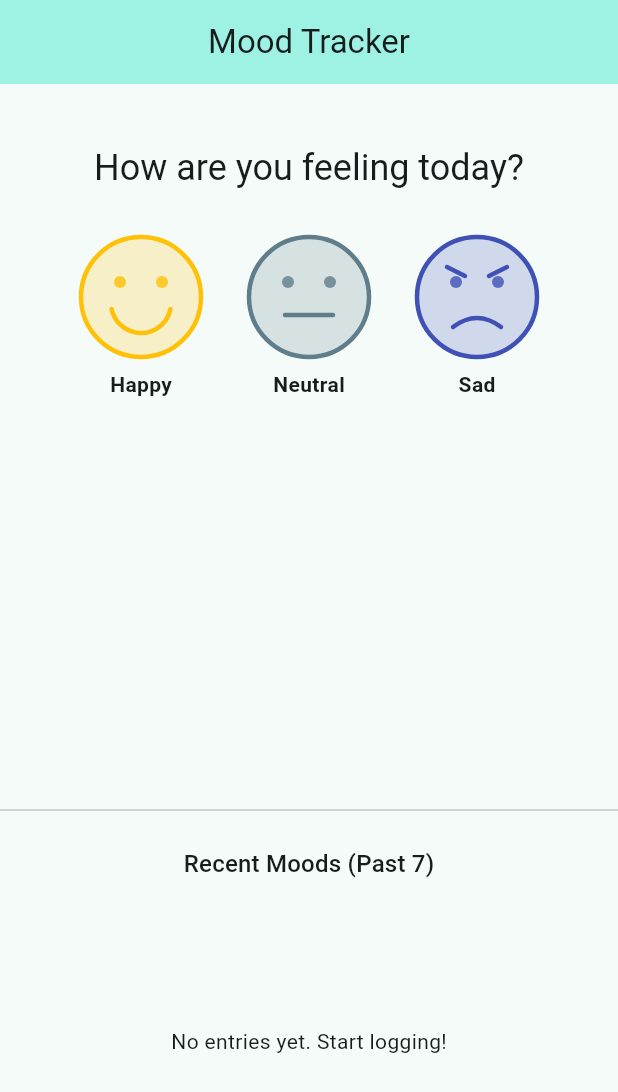
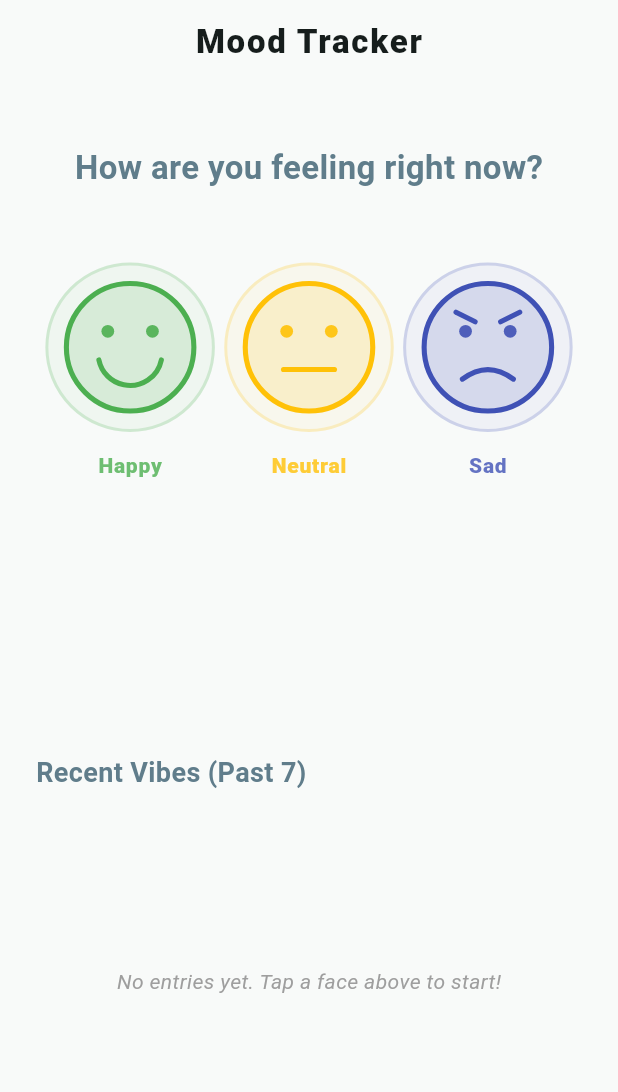
Before and after one commit to filelucker/flutter_mood_tracker_web_app, a Flutter app: the screen it shows after launch, on a phone screen of 412 x 824 dp. Shown: the top 1092 px of the screen. Run offline on Flutter 3.47's test engine with Material 3 defaults, Android fonts, the light colour scheme and no system bars.

Commit message:
feat: modularize project and implement vector mood tracker with custom animations
- Structured project into models, painters, providers, and widgets.
- Implemented MoodPainter using CustomPainter for hand-drawn expressions.
- Added native state management with ChangeNotifier and ListenableBuilder.
- Developed animated TimelineCard with isolated bounce micro-interactions.
- Constrained UI for web layout with max-width 600px.

```diff
--- a/lib/main.dart
+++ b/lib/main.dart
@@ -1,5 +1,8 @@
-import 'dart:math' as math;
 import 'package:flutter/material.dart';
+import 'models/mood_model.dart';
+import 'painters/mood_painter.dart';
+import 'providers/mood_provider.dart';
+import 'widgets/timeline_card.dart';
 
 void main() {
   runApp(const MoodTrackerApp());
@@ -11,308 +14,114 @@ class MoodTrackerApp extends StatelessWidget {
   @override
   Widget build(BuildContext context) {
     return MaterialApp(
-      title: 'Mood Tracker',
+      title: 'Vector Mood Tracker',
       debugShowCheckedModeBanner: false,
       theme: ThemeData(
-        colorScheme: ColorScheme.fromSeed(
-          seedColor: Colors.teal,
-          brightness: Brightness.light,
+        useMaterial3: true,
+        colorSchemeSeed: Colors.teal,
+        scaffoldBackgroundColor: const Color(0xFFF8FAF9),
       ),
-        useMaterial3: true,
-      ),
-      home: const MoodTrackerScreen(),
+      home: const MoodTrackerHome(),
     );
   }
 }
 
-enum Mood {
-  happy,
-  neutral,
-  sad;
+class MoodTrackerHome extends StatefulWidget {
+  const MoodTrackerHome({super.key});
 
-  Color get color {
-    switch (this) {
-      case Mood.happy:
-        return Colors.amber;
-      case Mood.neutral:
-        return Colors.blueGrey;
-      case Mood.sad:
-        return Colors.indigo;
-    }
+  @override
+  State<MoodTrackerHome> createState() => _MoodTrackerHomeState();
 }
 
-  String get label {
-    switch (this) {
-      case Mood.happy:
-        return 'Happy';
-      case Mood.neutral:
-        return 'Neutral';
-      case Mood.sad:
-        return 'Sad';
-    }
-  }
-}
-
-class MoodEntry {
-  final Mood mood;
-  final DateTime timestamp;
-
-  MoodEntry({required this.mood, required this.timestamp});
-}
-
-class MoodPainter extends CustomPainter {
-  final Mood mood;
-  final Color color;
-
-  MoodPainter({required this.mood, required this.color});
-
-  @override
-  void paint(Canvas canvas, Size size) {
-    final center = Offset(size.width / 2, size.height / 2);
-    final radius = math.min(size.width, size.height) / 2;
-
-    final facePaint = Paint()
-      ..color = color.withOpacity(0.2)
-      ..style = PaintingStyle.fill;
-
-    final strokePaint = Paint()
-      ..color = color
-      ..style = PaintingStyle.stroke
-      ..strokeWidth = 3
-      ..strokeCap = StrokeCap.round;
-
-    final detailPaint = Paint()
-      ..color = color.withOpacity(0.8)
-      ..style = PaintingStyle.fill;
-
-    // Draw face circle
-    canvas.drawCircle(center, radius, facePaint);
-    canvas.drawCircle(center, radius, strokePaint);
-
-    // Eyes
-    final eyeOffsetWidth = radius * 0.35;
-    final eyeOffsetHeight = radius * 0.25;
-    canvas.drawCircle(
-      Offset(center.dx - eyeOffsetWidth, center.dy - eyeOffsetHeight),
-      radius * 0.1,
-      detailPaint,
-    );
-    canvas.drawCircle(
-      Offset(center.dx + eyeOffsetWidth, center.dy - eyeOffsetHeight),
-      radius * 0.1,
-      detailPaint,
-    );
-
-    // Mouth and Eyebrows based on Mood
-    switch (mood) {
-      case Mood.happy:
-        // Smile
-        final rect = Rect.fromCircle(center: center.translate(0, radius * 0.1), radius: radius * 0.5);
-        canvas.drawArc(rect, 0.2, math.pi - 0.4, false, strokePaint);
-        break;
-      case Mood.neutral:
-        // Straight mouth
-        canvas.drawLine(
-          Offset(center.dx - radius * 0.4, center.dy + radius * 0.3),
-          Offset(center.dx + radius * 0.4, center.dy + radius * 0.3),
-          strokePaint,
-        );
-        break;
-      case Mood.sad:
-        // Frown using Path
-        final mouthPath = Path();
-        mouthPath.moveTo(center.dx - radius * 0.4, center.dy + radius * 0.5);
-        mouthPath.quadraticBezierTo(
-          center.dx, center.dy + radius * 0.2,
-          center.dx + radius * 0.4, center.dy + radius * 0.5,
-        );
-        canvas.drawPath(mouthPath, strokePaint);
-
-        // Sad eyebrows using Path
-        final leftEyebrow = Path();
-        leftEyebrow.moveTo(center.dx - radius * 0.5, center.dy - radius * 0.5);
-        leftEyebrow.lineTo(center.dx - radius * 0.2, center.dy - radius * 0.35);
-        canvas.drawPath(leftEyebrow, strokePaint);
-
-        final rightEyebrow = Path();
-        rightEyebrow.moveTo(center.dx + radius * 0.5, center.dy - radius * 0.5);
-        rightEyebrow.lineTo(center.dx + radius * 0.2, center.dy - radius * 0.35);
-        canvas.drawPath(rightEyebrow, strokePaint);
-        break;
-    }
-  }
-
-  @override
-  bool shouldRepaint(covariant MoodPainter oldDelegate) => oldDelegate.mood != mood || oldDelegate.color != color;
-}
-
-class MoodTrackerScreen extends StatefulWidget {
-  const MoodTrackerScreen({super.key});
-
-  @override
-  State<MoodTrackerScreen> createState() => _MoodTrackerScreenState();
-}
-
-class _MoodTrackerScreenState extends State<MoodTrackerScreen> {
-  final List<MoodEntry> _entries = [];
-
-  void _logMood(Mood mood) {
-    setState(() {
-      _entries.insert(0, MoodEntry(mood: mood, timestamp: DateTime.now()));
-    });
-  }
+class _MoodTrackerHomeState extends State<MoodTrackerHome> {
+  // Native state management: local instance of ChangeNotifier
+  final MoodProvider _moodProvider = MoodProvider();
 
   @override
   Widget build(BuildContext context) {
-    final pastEntries = _entries.take(7).toList();
-
     return Scaffold(
       appBar: AppBar(
-        title: const Text('Mood Tracker'),
+        title: const Text(
+          'Mood Tracker',
+          style: TextStyle(fontWeight: FontWeight.w900, letterSpacing: 1.2),
+        ),
         centerTitle: true,
-        backgroundColor: Theme.of(context).colorScheme.primaryContainer,
+        elevation: 0,
+        backgroundColor: Colors.transparent,
       ),
-      body: Column(
+      body: Center(
+        child: Container(
+          // Strict spec: Web layout bounded to max-width 600
+          constraints: const BoxConstraints(maxWidth: 600),
+          padding: const EdgeInsets.symmetric(horizontal: 24),
+          child: Column(
+            crossAxisAlignment: CrossAxisAlignment.center,
             children: [
               const SizedBox(height: 40),
-          Text(
-            'How are you feeling today?',
-            style: Theme.of(context).textTheme.headlineSmall,
+              const Text(
+                'How are you feeling right now?',
+                style: TextStyle(
+                  fontSize: 22,
+                  fontWeight: FontWeight.w600,
+                  color: Colors.blueGrey,
                 ),
-          const SizedBox(height: 30),
+              ),
+              const SizedBox(height: 48),
+
+              // Mood Logging Buttons
               Row(
-            mainAxisAlignment: MainAxisAlignment.center,
-            children: Mood.values.map((mood) {
-              return Padding(
-                padding: const EdgeInsets.symmetric(horizontal: 16),
-                child: Column(
-                  children: [
-                    GestureDetector(
-                      onTap: () => _logMood(mood),
-                      child: MouseRegion(
-                        cursor: SystemMouseCursors.click,
-                        child: CustomPaint(
-                          size: const Size(80, 80),
-                          painter: MoodPainter(mood: mood, color: mood.color),
+                mainAxisAlignment: MainAxisAlignment.spaceEvenly,
+                children: MoodType.values.map((type) => _MoodButton(
+                  type: type,
+                  onTap: () => _moodProvider.logMood(type),
+                )).toList(),
+              ),
+
+              const Spacer(),
+
+              // Timeline Section
+              const Align(
+                alignment: Alignment.centerLeft,
+                child: Text(
+                  'Recent Vibes (Past 7)',
+                  style: TextStyle(
+                    fontSize: 18,
+                    fontWeight: FontWeight.w700,
+                    color: Colors.blueGrey,
                   ),
                 ),
               ),
-                    const SizedBox(height: 8),
-                    Text(mood.label, style: const TextStyle(fontWeight: FontWeight.bold)),
-                  ],
+              const SizedBox(height: 16),
+
+              // Timeline List: Uses ListenableBuilder to react to provider changes
+              SizedBox(
+                height: 220,
+                child: ListenableBuilder(
+                  listenable: _moodProvider,
+                  builder: (context, child) {
+                    final entries = _moodProvider.lastSevenEntries;
+
+                    if (entries.isEmpty) {
+                      return const Center(
+                        child: Text(
+                          'No entries yet. Tap a face above to start!',
+                          style: TextStyle(color: Colors.grey, fontStyle: FontStyle.italic),
                         ),
                       );
-            }).toList(),
-          ),
-          const Spacer(),
-          const Divider(),
-          Padding(
-            padding: const EdgeInsets.all(16.0),
-            child: Text(
-              'Recent Moods (Past 7)',
-              style: Theme.of(context).textTheme.titleMedium,
-            ),
-          ),
-          SizedBox(
-            height: 180,
-            child: pastEntries.isEmpty
-                ? const Center(child: Text('No entries yet. Start logging!'))
-                : ListView.builder(
+                    }
+
+                    return ListView.builder(
                       scrollDirection: Axis.horizontal,
-                    padding: const EdgeInsets.symmetric(horizontal: 16),
-                    itemCount: pastEntries.length,
+                      physics: const BouncingScrollPhysics(),
+                      itemCount: entries.length,
                       itemBuilder: (context, index) {
-                      return TimelineEntryCard(entry: pastEntries[index]);
+                        return TimelineCard(entry: entries[index]);
+                      },
+                    );
                   },
                 ),
               ),
-          const SizedBox(height: 40),
-        ],
-      ),
-    );
-  }
-}
-
-class TimelineEntryCard extends StatefulWidget {
-  final MoodEntry entry;
-
-  const TimelineEntryCard({super.key, required this.entry});
-
-  @override
-  State<TimelineEntryCard> createState() => _TimelineEntryCardState();
-}
-
-class _TimelineEntryCardState extends State<TimelineEntryCard> with SingleTickerProviderStateMixin {
-  late AnimationController _controller;
-  late Animation<double> _scaleAnimation;
-
-  @override
-  void initState() {
-    super.initState();
-    _controller = AnimationController(
-      vsync: this,
-      duration: const Duration(milliseconds: 300),
-    );
-    _scaleAnimation = TweenSequence<double>([
-      TweenSequenceItem(tween: Tween(begin: 1.0, end: 1.2), weight: 50),
-      TweenSequenceItem(tween: Tween(begin: 1.2, end: 1.0), weight: 50),
-    ]).animate(CurvedAnimation(parent: _controller, curve: Curves.easeInOut));
-  }
-
-  @override
-  void dispose() {
-    _controller.dispose();
-    super.dispose();
-  }
-
-  void _playAnimation() {
-    _controller.forward(from: 0.0);
-  }
-
-  @override
-  Widget build(BuildContext context) {
-    final entry = widget.entry;
-    final dateStr = "${entry.timestamp.hour}:${entry.timestamp.minute.toString().padLeft(2, '0')}";
-    final dayStr = "${entry.timestamp.day}/${entry.timestamp.month}";
-
-    return GestureDetector(
-      onTap: _playAnimation,
-      child: ScaleTransition(
-        scale: _scaleAnimation,
-        child: Container(
-          width: 120,
-          margin: const EdgeInsets.only(right: 16, bottom: 8, top: 8),
-          decoration: BoxDecoration(
-            color: Colors.white,
-            borderRadius: BorderRadius.circular(16),
-            boxShadow: [
-              BoxShadow(
-                color: entry.mood.color.withOpacity(0.2),
-                blurRadius: 8,
-                offset: const Offset(0, 4),
-              ),
-            ],
-            border: Border.all(color: entry.mood.color.withOpacity(0.3), width: 1),
-          ),
-          child: Column(
-            mainAxisAlignment: MainAxisAlignment.center,
-            children: [
-              Text(dayStr, style: const TextStyle(fontSize: 12, color: Colors.grey)),
-              Text(dateStr, style: const TextStyle(fontSize: 14, fontWeight: FontWeight.bold)),
-              const SizedBox(height: 12),
-              CustomPaint(
-                size: const Size(50, 50),
-                painter: MoodPainter(mood: entry.mood, color: entry.mood.color),
-              ),
-              const SizedBox(height: 12),
-              Container(
-                height: 4,
-                width: 40,
-                decoration: BoxDecoration(
-                  color: entry.mood.color,
-                  borderRadius: BorderRadius.circular(2),
-                ),
-              ),
+              const SizedBox(height: 60),
             ],
           ),
         ),
@@ -320,3 +129,45 @@ class _TimelineEntryCardState extends State<TimelineEntryCard> with SingleTicker
     );
   }
 }
+
+class _MoodButton extends StatelessWidget {
+  final MoodType type;
+  final VoidCallback onTap;
+
+  const _MoodButton({required this.type, required this.onTap});
+
+  @override
+  Widget build(BuildContext context) {
+    return Column(
+      children: [
+        GestureDetector(
+          onTap: onTap,
+          child: MouseRegion(
+            cursor: SystemMouseCursors.click,
+            child: Container(
+              padding: const EdgeInsets.all(12),
+              decoration: BoxDecoration(
+                color: type.color.withOpacity(0.05),
+                shape: BoxShape.circle,
+                border: Border.all(color: type.color.withOpacity(0.2), width: 2),
+              ),
+              child: CustomPaint(
+                size: const Size(85, 85),
+                painter: MoodPainter(moodType: type),
+              ),
+            ),
+          ),
+        ),
+        const SizedBox(height: 12),
+        Text(
+          type.label,
+          style: TextStyle(
+            fontWeight: FontWeight.w800,
+            color: type.color.withOpacity(0.8),
+            letterSpacing: 0.5,
+          ),
+        ),
+      ],
+    );
+  }
+}
--- /dev/null
+++ b/lib/models/mood_model.dart
@@ -0,0 +1,41 @@
+import 'package:flutter/material.dart';
+
+enum MoodType {
+  happy,
+  neutral,
+  sad;
+
+  Color get color {
+    switch (this) {
+      case MoodType.happy:
+        return Colors.green; // Emerald/Green
+      case MoodType.neutral:
+        return Colors.amber; // Amber/Yellow
+      case MoodType.sad:
+        return Colors.indigo; // Indigo/Blue
+    }
+  }
+
+  String get label {
+    switch (this) {
+      case MoodType.happy:
+        return 'Happy';
+      case MoodType.neutral:
+        return 'Neutral';
+      case MoodType.sad:
+        return 'Sad';
+    }
+  }
+}
+
+class MoodEntry {
+  final String id;
+  final DateTime timestamp;
+  final MoodType type;
+
+  MoodEntry({
+    required this.id,
+    required this.timestamp,
+    required this.type,
+  });
+}
--- /dev/null
+++ b/lib/providers/mood_provider.dart
@@ -0,0 +1,30 @@
+import 'package:flutter/material.dart';
+import '../models/mood_model.dart';
+
+class MoodProvider extends ChangeNotifier {
+  final List<MoodEntry> _entries = [];
+
+  // Getter for all entries (if needed)
+  List<MoodEntry> get allEntries => List.unmodifiable(_entries);
+
+  // Requirement: Explicitly return only the past 7 entries, newest first
+  List<MoodEntry> get lastSevenEntries {
+    // _entries is already "latest first" if we use .insert(0, ...)
+    // but we'll ensure sorting just in case
+    final sorted = List<MoodEntry>.from(_entries)
+      ..sort((a, b) => b.timestamp.compareTo(a.timestamp));
+
+    return sorted.take(7).toList();
+  }
+
+  void logMood(MoodType type) {
+    final newEntry = MoodEntry(
+      id: DateTime.now().millisecondsSinceEpoch.toString(),
+      timestamp: DateTime.now(),
+      type: type,
+    );
+
+    _entries.insert(0, newEntry);
+    notifyListeners();
+  }
+}
```
Also changed, not shown: lib/painters/mood_painter.dart (added, +122 -0 lines), lib/widgets/timeline_card.dart (added, +120 -0 lines), 1 other file. Lines whose indentation alone changed are shown as unchanged.
